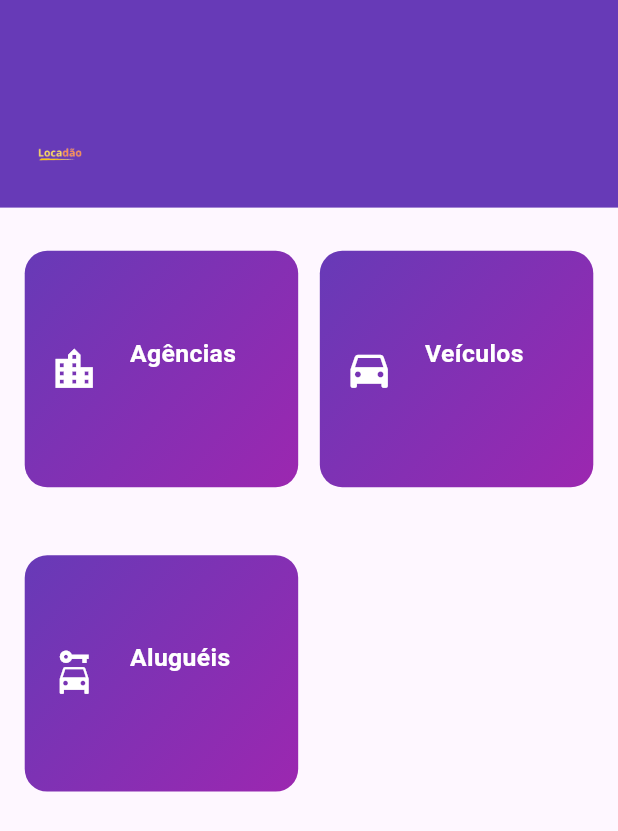
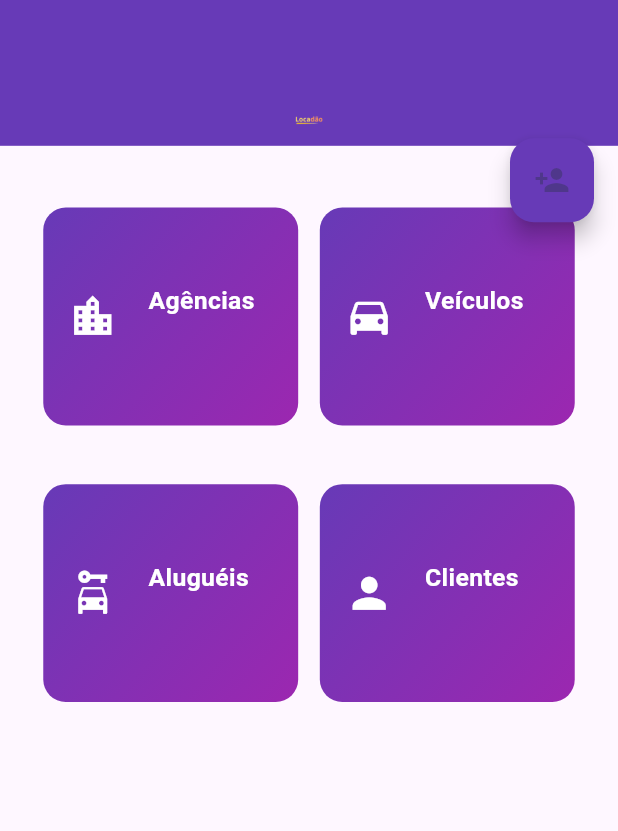
Before and after one commit to jcr04/Locadao.Flutter, a Flutter app: the screen it shows after launch, on a phone screen of 412 x 824 dp. Shown: the top 831 px of the screen. Run offline on Flutter 3.47's test engine with Material 3 defaults, Android fonts, the phone set to English and light mode, and no system bars.

Commit message:
feat: criando tela de clientes

```diff
--- /dev/null
+++ b/locadao/lib/models/cliente.dart
@@ -0,0 +1,47 @@
+class Cliente {
+  final String id;
+  final String nome;
+  final int idade;
+  final String email;
+  final String telefone;
+  final String cpf;
+  final bool temCNH;
+  final bool isPCD;
+
+  Cliente({
+    required this.id,
+    required this.nome,
+    required this.idade,
+    required this.email,
+    required this.telefone,
+    required this.cpf,
+    required this.temCNH,
+    required this.isPCD,
+  });
+
+  factory Cliente.fromJson(Map<String, dynamic> json) {
+    return Cliente(
+      id: json['id'] ?? '',
+      nome: json['nome'] ?? '',
+      idade: json['idade'] ?? 0,
+      email: json['email'] ?? '',
+      telefone: json['telefone'] ?? '',
+      cpf: json['cpf'] ?? '',
+      temCNH: json['temCNH'] ?? false,
+      isPCD: json['isPCD'] ?? false,
+    );
+  }
+
+  Map<String, dynamic> toJson() {
+    return {
+      'id': id,
+      'nome': nome,
+      'idade': idade,
+      'email': email,
+      'telefone': telefone,
+      'cpf': cpf,
+      'temCNH': temCNH,
+      'isPCD': isPCD,
+    };
+  }
+}
--- a/locadao/lib/views/home_page.dart
+++ b/locadao/lib/views/home_page.dart
@@ -1,7 +1,9 @@
 import 'package:flutter/material.dart';
+import 'package:locadao/views/cliente_create_view.dart';
+import 'package:locadao/views/cliente_list_view.dart';
 import 'package:locadao/views/veiculo_list_view.dart';
 import 'package:locadao/views/agencia_list_view.dart';
-import 'package:locadao/views/aluguel_list_view.dart'; // Importar a nova tela
+import 'package:locadao/views/aluguel_list_view.dart';
 import 'package:locadao/widgets/logo_header.dart';
 import 'package:locadao/widgets/menu_card_widget.dart';
 
@@ -11,28 +13,28 @@ class HomePage extends StatelessWidget {
   @override
   Widget build(BuildContext context) {
     final screenWidth = MediaQuery.of(context).size.width;
-    final screenHeight = MediaQuery.of(context).size.height;
-    final isPortrait =
-        MediaQuery.of(context).orientation == Orientation.portrait;
+    final double headerHeight = screenWidth * 0.1;
 
     return Scaffold(
       appBar: AppBar(
         backgroundColor: Colors.deepPurple,
       ),
-      body: Column(
+      body: Stack(
+        children: [
+          Column(
             children: [
               ImageHeaderWidget(
                 imagePath: 'lib/assets/locadao.png',
-            height: isPortrait ? screenHeight * 0.10 : screenHeight * 0.15,
+                height: headerHeight,
                 backgroundColor: Colors.deepPurple,
               ),
               Expanded(
                 child: Padding(
-              padding: EdgeInsets.all(screenWidth * 0.04),
+                  padding: EdgeInsets.all(screenWidth * 0.07),
                   child: GridView.count(
-                crossAxisCount: isPortrait ? 2 : 3,
+                    crossAxisCount: 2,
                     crossAxisSpacing: screenWidth * 0.035,
-                mainAxisSpacing: screenHeight * 0.025,
+                    mainAxisSpacing: screenWidth * 0.035,
                     children: <Widget>[
                       MenuCardWidget(
                         title: 'Agências',
@@ -67,9 +69,37 @@ class HomePage extends StatelessWidget {
                           );
                         },
                       ),
+                      MenuCardWidget(
+                        title: 'Clientes',
+                        icon: Icons.person,
+                        onTap: () {
+                          Navigator.push(
+                            context,
+                            MaterialPageRoute(
+                                builder: (context) => ClienteListView()),
+                          );
+                        },
+                      ),
                       // Outros botões podem ser adicionados aqui
                     ],
                   ),
+                ),
+              ),
+            ],
+          ),
+          Positioned(
+            top: headerHeight - 5.0,
+            right: 16.0,
+            child: FloatingActionButton(
+              backgroundColor: Colors.deepPurple,
+              onPressed: () {
+                Navigator.push(
+                  context,
+                  MaterialPageRoute(builder: (context) => ClienteCreateView()),
+                );
+              },
+              tooltip: 'Criar Cliente',
+              child: const Icon(Icons.person_add),
             ),
           ),
         ],
--- a/locadao/lib/widgets/logo_header.dart
+++ b/locadao/lib/widgets/logo_header.dart
@@ -18,15 +18,11 @@ class ImageHeaderWidget extends StatelessWidget {
       height: height,
       width: double.infinity,
       color: backgroundColor,
-      child: Padding(
-        padding: const EdgeInsets.all(7.0),
-        child: Align(
-          alignment: Alignment.centerLeft,
-          child: Image.asset(
-            imagePath,
-            fit: BoxFit.contain,
-            height: height * 0.8,
-          ),
+      child: Center(
+        child: Image.asset(
+          imagePath,
+          fit: BoxFit.contain,
+          // Removemos o parâmetro height para permitir que a imagem se ajuste
         ),
       ),
     );
```
Also changed, not shown: locadao/lib/controllers/cliente_controller.dart (added, +26 -0 lines), locadao/lib/services/api_services_clientes.dart (added, +73 -0 lines), locadao/lib/views/cliente_create_view.dart (added, +188 -0 lines), locadao/lib/views/cliente_list_view.dart (added, +77 -0 lines), 1 other file. Lines whose indentation alone changed are shown as unchanged.
